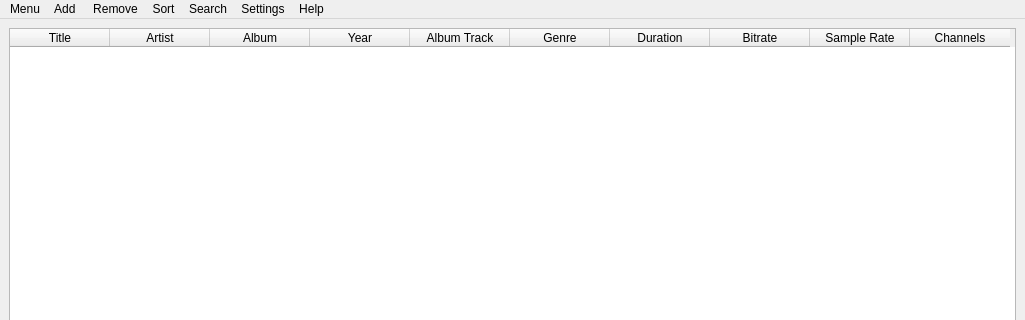
Bratski/MP3PlayerWifi, file mainwindow.ui: the form before one commit; both pictures show x 0 to 1025 and y 0 to 320 of the 1025 by 527 pixel window.
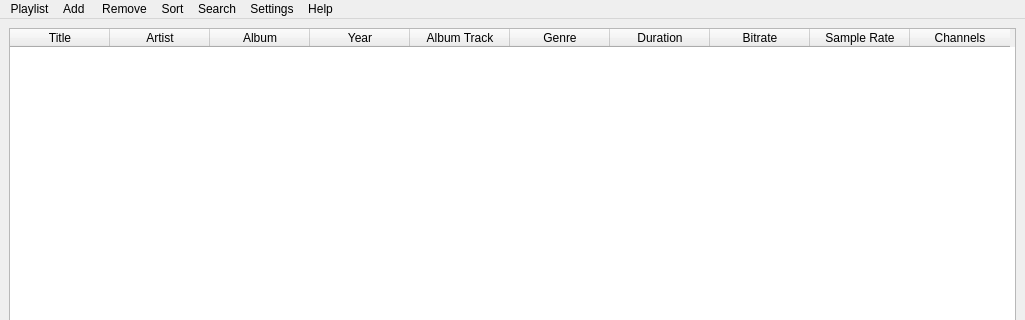
The form after the commit. Icons and pictures are not drawn.

Commit message: added playlist management

The edit to the form file:
```diff
--- a/mainwindow.ui
+++ b/mainwindow.ui
@@ -249,12 +249,12 @@
      <x>0</x>
      <y>0</y>
      <width>1025</width>
-     <height>23</height>
+     <height>22</height>
     </rect>
    </property>
-   <widget class="QMenu" name="menuMenu">
+   <widget class="QMenu" name="menuManagement">
     <property name="title">
-     <string>Menu</string>
+     <string>Playlist</string>
     </property>
     <addaction name="actionNew_Playlist"/>
     <addaction name="actionOpen"/>
@@ -305,7 +305,7 @@
     </property>
     <addaction name="actionSearchfilter"/>
    </widget>
-   <addaction name="menuMenu"/>
+   <addaction name="menuManagement"/>
    <addaction name="menuAdd"/>
    <addaction name="menuRemove"/>
    <addaction name="menuSort"/>
```
Left out of the diff: 24 changed lines with no effect on the pictures. The commit also changes 126 other files.
